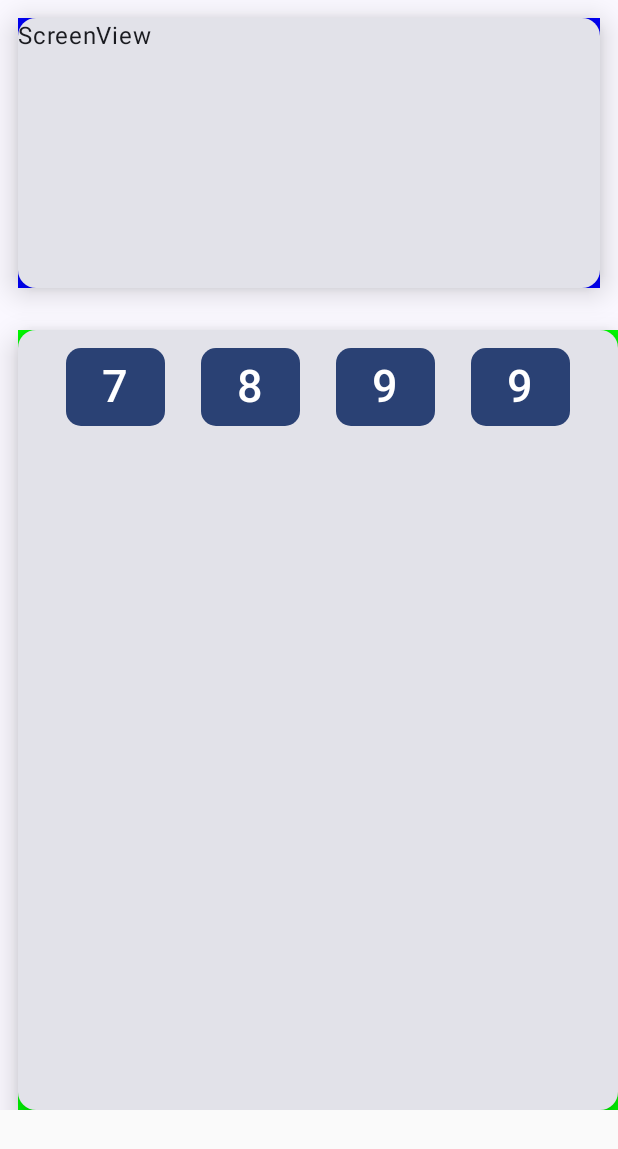
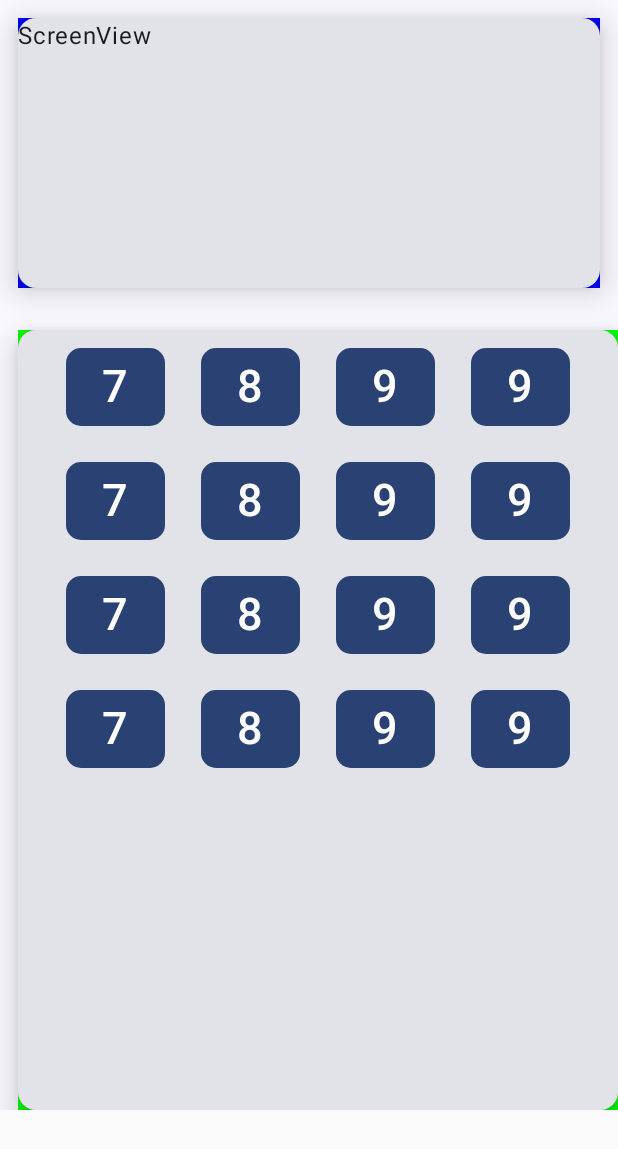
Before and after one commit to gnsgns6/CalcNow, an Android app built with Jetpack Compose: the screen it shows after launch (MainActivity), on a phone screen of 412 x 824 dp. Shown: the top 1149 px of the screen. Run offline under Robolectric (Android 15) with nearby library versions, the phone set to English and light mode, and no system bars.

Commit message:
Amend Buttons

```diff
--- a/app/src/main/java/com/geniusback/calcnow/MainActivity.kt
+++ b/app/src/main/java/com/geniusback/calcnow/MainActivity.kt
@@ -107,6 +107,60 @@ fun KeyView(){
                 .padding(12.dp), shape = RoundedCornerShape(10.dp))
             { Text(text = "9", fontSize= 30.sp) }
         }
+        Row (
+            horizontalArrangement = Arrangement.Center,
+            modifier = Modifier
+                .fillMaxWidth()
+        ) {
+            Button(onClick = { /*TODO*/ } ,modifier=Modifier
+                .padding(12.dp), shape = RoundedCornerShape(10.dp))
+            { Text(text = "7" , fontSize= 30.sp) }
+            Button(onClick = { /*TODO*/ }, modifier = Modifier
+                .padding(12.dp), shape = RoundedCornerShape(10.dp))
+            { Text(text = "8", fontSize= 30.sp) }
+            Button(onClick = { /*TODO*/ }, modifier = Modifier
+                .padding(12.dp), shape = RoundedCornerShape(10.dp))
+            { Text(text = "9", fontSize= 30.sp) }
+            Button(onClick = { /*TODO*/ }, modifier = Modifier
+                .padding(12.dp), shape = RoundedCornerShape(10.dp))
+            { Text(text = "9", fontSize= 30.sp) }
+        }
+        Row (
+            horizontalArrangement = Arrangement.Center,
+            modifier = Modifier
+                .fillMaxWidth()
+        ){
+            Button(onClick = { /*TODO*/ } ,modifier=Modifier
+                .padding(12.dp), shape = RoundedCornerShape(10.dp))
+            { Text(text = "7" , fontSize= 30.sp) }
+            Button(onClick = { /*TODO*/ }, modifier = Modifier
+                .padding(12.dp), shape = RoundedCornerShape(10.dp))
+            { Text(text = "8", fontSize= 30.sp) }
+            Button(onClick = { /*TODO*/ }, modifier = Modifier
+                .padding(12.dp), shape = RoundedCornerShape(10.dp))
+            { Text(text = "9", fontSize= 30.sp) }
+            Button(onClick = { /*TODO*/ }, modifier = Modifier
+                .padding(12.dp), shape = RoundedCornerShape(10.dp))
+            { Text(text = "9", fontSize= 30.sp) }
+        }
+        Row (
+            horizontalArrangement = Arrangement.Center,
+            modifier = Modifier
+                .fillMaxWidth()
+        ){
+            Button(onClick = { /*TODO*/ } ,modifier=Modifier
+                .padding(12.dp), shape = RoundedCornerShape(10.dp))
+            { Text(text = "7" , fontSize= 30.sp) }
+            Button(onClick = { /*TODO*/ }, modifier = Modifier
+                .padding(12.dp), shape = RoundedCornerShape(10.dp))
+            { Text(text = "8", fontSize= 30.sp) }
+            Button(onClick = { /*TODO*/ }, modifier = Modifier
+                .padding(12.dp), shape = RoundedCornerShape(10.dp))
+            { Text(text = "9", fontSize= 30.sp) }
+            Button(onClick = { /*TODO*/ }, modifier = Modifier
+                .padding(12.dp), shape = RoundedCornerShape(10.dp))
+            { Text(text = "9", fontSize= 30.sp) }
+        }
     }
 }
 //@Preview(showSystemUi = true, showBackground = true)
```
